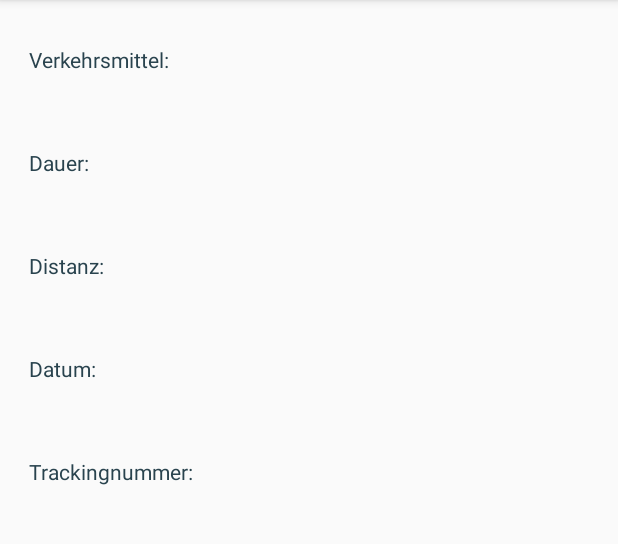
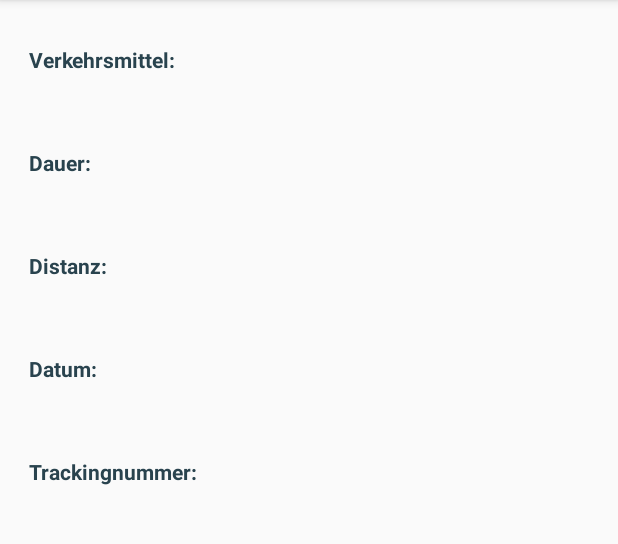
Before and after one commit to AnniRoe/MyWay, an Android app: the DetailedView screen opened directly, with no data from a screen before it, on a phone screen of 412 x 824 dp, the part 84-628 px from its top. Run offline under Robolectric (Android 15) with nearby library versions, the light colour scheme and no system bars; 6 statements that could not run were skipped.

```diff
--- a/app/src/main/res/layout/activity_detailed_view.xml
+++ b/app/src/main/res/layout/activity_detailed_view.xml
@@ -8,6 +8,7 @@
 
     <TextView
         android:id="@+id/textView_TransportTag"
+        android:textStyle="bold"
         android:layout_width="wrap_content"
         android:layout_height="wrap_content"
         android:layout_alignParentLeft="true"
@@ -32,6 +33,7 @@
 
     <TextView
         android:id="@+id/textView_DurationTag"
+        android:textStyle="bold"
         android:layout_width="wrap_content"
         android:layout_height="wrap_content"
         android:layout_below="@+id/textView_TransportField"
@@ -54,6 +56,7 @@
 
     <TextView
         android:id="@+id/textView_DistanceTag"
+        android:textStyle="bold"
         android:layout_width="wrap_content"
         android:layout_height="wrap_content"
         android:layout_below="@+id/textView_DurationField"
@@ -76,6 +79,7 @@
 
     <TextView
         android:id="@+id/textView_DateTag"
+        android:textStyle="bold"
         android:layout_width="wrap_content"
         android:layout_height="wrap_content"
         android:layout_below="@+id/textView_DistanceField"
@@ -98,6 +102,7 @@
 
     <TextView
         android:id="@+id/textView_TrackNumberTag"
+        android:textStyle="bold"
         android:layout_width="wrap_content"
         android:layout_height="wrap_content"
         android:layout_below="@+id/textView_DateField"
```
Also changed, not shown: app/src/main/res/layout/activity_navigation_drawer.xml (+5 -5 lines), app/src/main/res/mipmap-hdpi/save_button.png (added), app/src/main/res/mipmap-hdpi/trackings_button.png (added).
